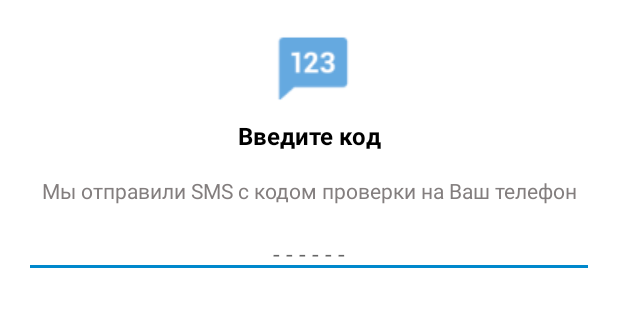
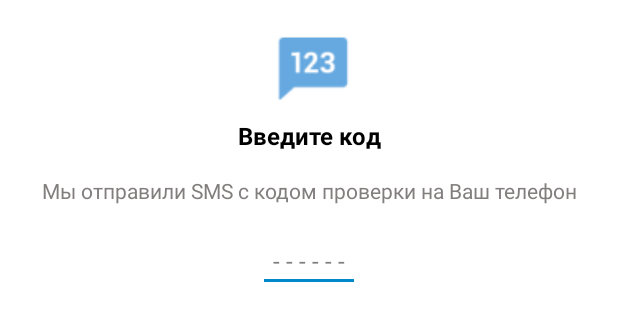
Before and after one commit to VMoLinov/Gram, an Android app: the layout fragment_enter_code.xml on its own in the app's theme, with its tools: preview values and no code run, on a phone screen of 412 x 824 dp. Shown: the top 321 px of the screen. Run offline under Robolectric (Android 15) with nearby library versions, the phone set to English and light mode, and no system bars.

```diff
--- a/app/build.gradle
+++ b/app/build.gradle
@@ -18,6 +18,11 @@ android {
     }
 
     buildTypes {
+        all {
+            def localProperties = new Properties()
+            localProperties.load(new FileInputStream(rootProject.file("local.properties")))
+            buildConfigField "String", "FIREBASE_REFERENCE", localProperties["FIREBASE_REFERENCE"]
+        }
         release {
             minifyEnabled false
             proguardFiles getDefaultProguardFile('proguard-android-optimize.txt'), 'proguard-rules.pro'
@@ -49,6 +54,7 @@ dependencies {
     implementation 'androidx.appcompat:appcompat:1.4.2'
     implementation 'com.google.android.material:material:1.6.1'
     implementation 'com.google.firebase:firebase-auth-ktx:21.0.6'
+    implementation 'com.google.firebase:firebase-database-ktx:20.0.5'
     testImplementation 'junit:junit:4.13.2'
     androidTestImplementation 'androidx.test.ext:junit:1.1.3'
     androidTestImplementation 'androidx.test.espresso:espresso-core:3.4.0'
--- a/app/src/main/java/ru/molinov/gram/MainActivity.kt
+++ b/app/src/main/java/ru/molinov/gram/MainActivity.kt
@@ -3,13 +3,13 @@ package ru.molinov.gram
 import android.os.Bundle
 import androidx.appcompat.app.AppCompatActivity
 import androidx.appcompat.widget.Toolbar
-import com.google.firebase.auth.FirebaseAuth
 import ru.molinov.gram.databinding.ActivityMainBinding
 import ru.molinov.gram.ui.activities.RegisterActivity
 import ru.molinov.gram.ui.fragments.ChatsFragment
 import ru.molinov.gram.ui.objects.AppDrawer
 import ru.molinov.gram.utilites.addFragment
 import ru.molinov.gram.utilites.auth
+import ru.molinov.gram.utilites.initFirebase
 import ru.molinov.gram.utilites.replaceActivity
 
 class MainActivity : AppCompatActivity() {
@@ -43,7 +43,6 @@ class MainActivity : AppCompatActivity() {
     private fun initProperties() {
         toolbar = binding.mainToolbar
         appDrawer = AppDrawer(this, toolbar)
-        auth = FirebaseAuth.getInstance()
-        if (BuildConfig.DEBUG) auth.firebaseAuthSettings.setAppVerificationDisabledForTesting(true)
+        initFirebase()
     }
 }
--- a/app/src/main/res/layout/fragment_enter_code.xml
+++ b/app/src/main/res/layout/fragment_enter_code.xml
@@ -44,18 +44,11 @@
 
     <EditText
         android:id="@+id/registerInputCode"
-        android:layout_width="match_parent"
-        android:layout_height="wrap_content"
-        android:layout_margin="@dimen/normal_margin"
-        android:autofillHints="phone"
-        android:gravity="center"
+        style="@style/editText"
         android:hint="@string/register_hint_default_code"
-        android:inputType="phone"
+        android:importantForAutofill="no"
+        android:inputType="number"
         android:maxLength="6"
-        android:maxLines="1"
-        android:padding="5dp"
-        android:textColor="@color/colorBlack"
-        android:textSize="@dimen/normal_text"
         app:layout_constraintEnd_toEndOf="parent"
         app:layout_constraintStart_toStartOf="parent"
         app:layout_constraintTop_toBottomOf="@id/registerTextWeSent"
--- a/app/src/main/res/values/strings.xml
+++ b/app/src/main/res/values/strings.xml
@@ -22,4 +22,5 @@
     <string name="register_hint_default_code">- - - - - -</string>
     <string name="register_title_your_phone">Ваш телефон</string>
     <string name="register_enter_phone">Введите номер телефона</string>
+    <string name="enter_phone_number_hint">+79111234567</string>
 </resources>
--- a/app/src/main/res/values/styles.xml
+++ b/app/src/main/res/values/styles.xml
@@ -41,4 +41,17 @@
         <item name="android:background">@color/colorPrimary</item>
         <item name="android:theme">@style/ThemeOverlay.AppCompat.Dark.ActionBar</item>
     </style>
+
+    <style name="editText">
+        <item name="android:layout_width">wrap_content</item>
+        <item name="android:layout_height">wrap_content</item>
+        <item name="android:layout_margin">@dimen/normal_margin</item>
+        <item name="android:gravity">center</item>
+        <item name="android:textColorHint">@color/colorGray</item>
+        <item name="android:inputType">phone</item>
+        <item name="android:maxLines">1</item>
+        <item name="android:padding">10dp</item>
+        <item name="android:textColor">@color/colorBlack</item>
+        <item name="android:textSize">@dimen/normal_text</item>
+    </style>
 </resources>
```
Also changed, not shown: app/src/main/java/ru/molinov/gram/ui/fragments/EnterCodeFragment.kt (+13 -6 lines), app/src/main/java/ru/molinov/gram/utilites/firebaseHelper.kt (+16 -0 lines), app/src/main/res/layout/fragment_enter_phone_number.xml (+2 -7 lines).
